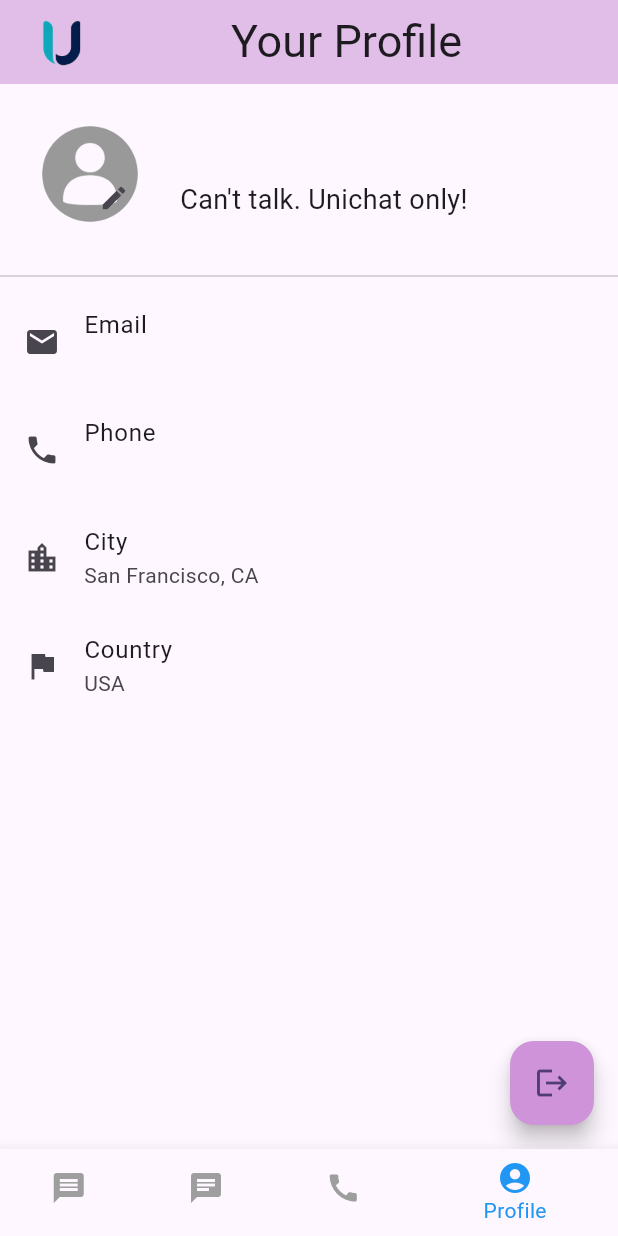
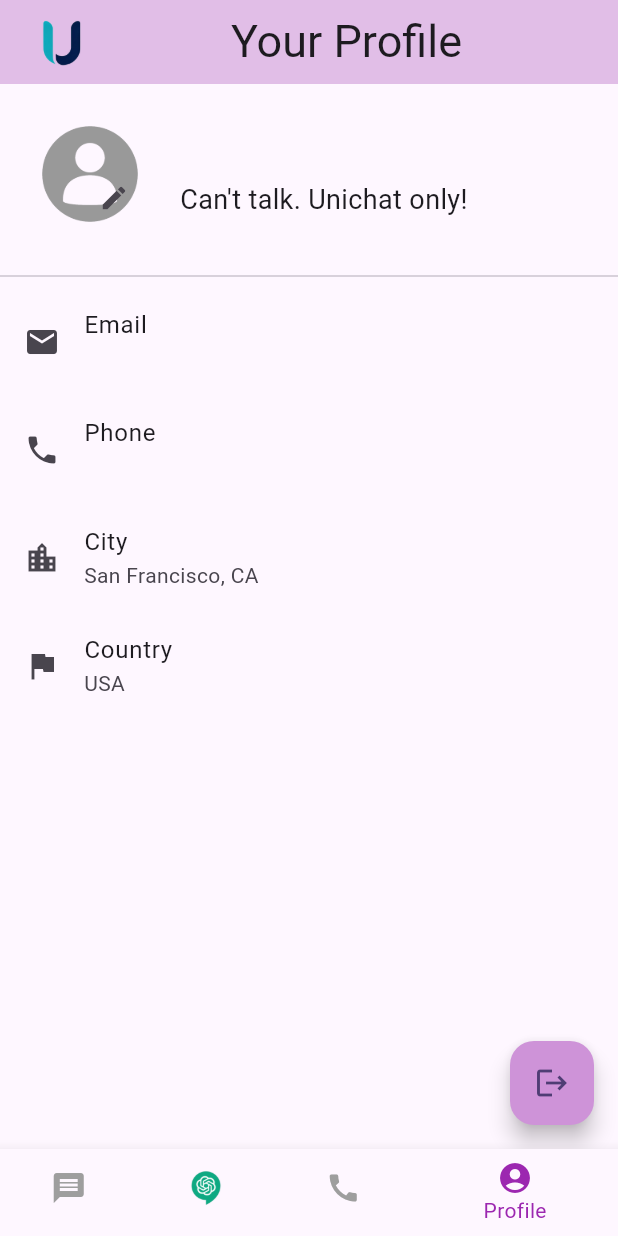
Before and after one commit to Poojan912/UniChat, a Flutter app: the home_page screen opened directly, item 4 of the bottom bar chosen, on a phone screen of 412 x 824 dp. Run offline on Flutter 3.47's test engine with Material 3 defaults, Android fonts, the light colour scheme and no system bars; our stand-ins replace cloud_firestore, firebase_auth, firebase_core, firebase_database, flutter_spinkit, image_picker and 1 more; accounts and stored records are empty.

Commit message:
change chatGpt logo and colour of bottom navigation bar

```diff
--- a/lib/home_page.dart
+++ b/lib/home_page.dart
@@ -41,13 +41,17 @@ class _home_pageState extends State<home_page> {
       resizeToAvoidBottomInset: false,
       body: _getPageWidget(_selectedIndex), // Use the page based on the selected index
       bottomNavigationBar: BottomNavigationBar(
-        items: const <BottomNavigationBarItem>[
+        items: <BottomNavigationBarItem>[
           BottomNavigationBarItem(
             icon: Icon(Icons.message),
             label: 'Chat',
           ),
           BottomNavigationBarItem( // ChatScreen now between Chat and Call
-            icon: Icon(Icons.chat),
+            icon: Container(
+              width: 24,
+              height: 24,
+              child: Image.asset('assets/chat_logo.png'),
+            ),
             label: 'AI',
           ),
           BottomNavigationBarItem(
@@ -61,7 +65,7 @@ class _home_pageState extends State<home_page> {
         ],
         currentIndex: _selectedIndex,
         onTap: _onItemTapped,
-        selectedItemColor: Colors.blue, // Color for selected item
+        selectedItemColor: Colors.purple, // Color for selected item
         unselectedItemColor: Colors.grey, // Color for unselected items
         backgroundColor: Colors.white, // Background color of the bottom navigation bar
       ),
--- a/pubspec.yaml
+++ b/pubspec.yaml
@@ -78,7 +78,7 @@ flutter:
   assets:
      - assets/image/image_no_bg.png
      - assets/image/default_profile_pic.png
-     - assets/
+     - assets/chat_logo.png
 
 
 
```
Also changed, not shown: lib/chat_page.dart (+4 -6 lines).
